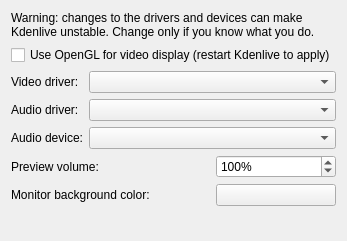
Above: src/widgets/configsdl_ui.ui from KDE/kdenlive before the change. Below: the same form after it.
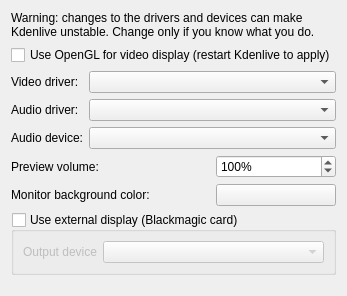
That is the form after the change. Custom widgets are drawn as their Qt base class.

Commit message: First steps to support MLT's new Blackmagic's consumer (means external video display in Kdenlive)

The edit to the form file:
```diff
--- a/src/widgets/configsdl_ui.ui
+++ b/src/widgets/configsdl_ui.ui
@@ -7,7 +7,7 @@
     <x>0</x>
     <y>0</y>
     <width>342</width>
-    <height>241</height>
+    <height>296</height>
    </rect>
   </property>
   <layout class="QGridLayout" name="gridLayout_2">
@@ -83,6 +83,38 @@
      </property>
     </widget>
    </item>
+   <item row="7" column="0" colspan="3">
+    <widget class="QGroupBox" name="kcfg_external_display">
+     <property name="title">
+      <string>Use external display (Blackmagic card)</string>
+     </property>
+     <property name="checkable">
+      <bool>true</bool>
+     </property>
+     <property name="checked">
+      <bool>false</bool>
+     </property>
+     <layout class="QGridLayout" name="gridLayout">
+      <item row="0" column="0">
+       <widget class="QLabel" name="label_5">
+        <property name="text">
+         <string>Output device</string>
+        </property>
+       </widget>
+      </item>
+      <item row="0" column="1">
+       <widget class="KComboBox" name="kcfg_blackmagic_output_device">
+        <property name="sizePolicy">
+         <sizepolicy hsizetype="MinimumExpanding" vsizetype="Fixed">
+          <horstretch>0</horstretch>
+          <verstretch>0</verstretch>
+         </sizepolicy>
+        </property>
+       </widget>
+      </item>
+     </layout>
+    </widget>
+   </item>
    <item row="8" column="1" colspan="2">
     <spacer name="verticalSpacer">
      <property name="orientation">
```
Left out of the diff: 68 changed lines with no effect on the pictures. The commit also changes 6 other files.
